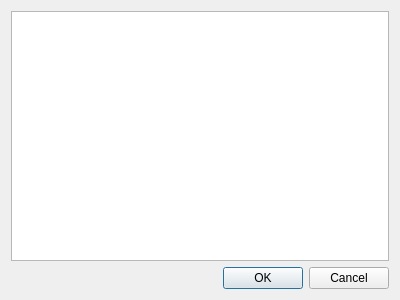
The window that Sqliteman/sqliteman/multieditdialog.ui (iamkjg/sqliteman) describes before a commit, drawn with Qt 5.
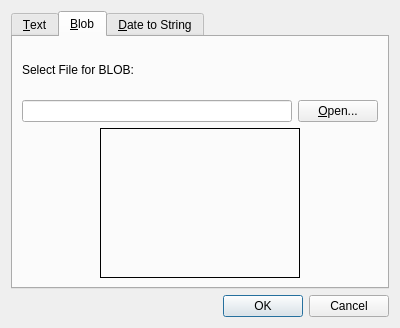
The same window after the commit.

Commit message: Multiedit dialog supports DateTime2string formats and parially BLOB support (TODO)

What changed in the file:
```diff
--- a/Sqliteman/sqliteman/multieditdialog.ui
+++ b/Sqliteman/sqliteman/multieditdialog.ui
@@ -6,7 +6,7 @@
     <x>0</x>
     <y>0</y>
     <width>400</width>
-    <height>300</height>
+    <height>328</height>
    </rect>
   </property>
   <property name="windowTitle" >
@@ -14,7 +14,150 @@
   </property>
   <layout class="QGridLayout" >
    <item row="0" column="0" >
-    <widget class="QTextEdit" name="textEdit" />
+    <widget class="QTabWidget" name="tabWidget" >
+     <property name="currentIndex" >
+      <number>1</number>
+     </property>
+     <widget class="QWidget" name="tab" >
+      <attribute name="title" >
+       <string>&amp;Text</string>
+      </attribute>
+      <layout class="QGridLayout" >
+       <item row="0" column="0" >
+        <widget class="QTextEdit" name="textEdit" />
+       </item>
+      </layout>
+     </widget>
+     <widget class="QWidget" name="tab_2" >
+      <attribute name="title" >
+       <string>&amp;Blob</string>
+      </attribute>
+      <layout class="QGridLayout" >
+       <item row="0" column="0" colspan="3" >
+        <widget class="QLabel" name="label" >
+         <property name="text" >
+          <string>Select File for BLOB:</string>
+         </property>
+        </widget>
+       </item>
+       <item row="1" column="0" colspan="3" >
+        <layout class="QHBoxLayout" >
+         <item>
+          <widget class="QLineEdit" name="blobFileEdit" />
+         </item>
+         <item>
+          <widget class="QPushButton" name="blobFileButton" >
+           <property name="text" >
+            <string>&amp;Open...</string>
+           </property>
+          </widget>
+         </item>
+        </layout>
+       </item>
+       <item row="2" column="0" >
+        <spacer>
+         <property name="orientation" >
+          <enum>Qt::Horizontal</enum>
+         </property>
+         <property name="sizeHint" >
+          <size>
+           <width>40</width>
+           <height>20</height>
+          </size>
+         </property>
+        </spacer>
+       </item>
+       <item row="2" column="1" >
+        <widget class="QLabel" name="blobPreviewLabel" >
+         <property name="minimumSize" >
+          <size>
+           <width>200</width>
+           <height>150</height>
+          </size>
+         </property>
+         <property name="maximumSize" >
+          <size>
+           <width>200</width>
+           <height>150</height>
+          </size>
+         </property>
+         <property name="frameShape" >
+          <enum>QFrame::Box</enum>
+         </property>
+         <property name="alignment" >
+          <set>Qt::AlignCenter</set>
+         </property>
+         <property name="wordWrap" >
+          <bool>true</bool>
+         </property>
+        </widget>
+       </item>
+       <item row="2" column="2" >
+        <spacer>
+         <property name="orientation" >
+          <enum>Qt::Horizontal</enum>
+         </property>
+         <property name="sizeHint" >
+          <size>
+           <width>40</width>
+           <height>20</height>
+          </size>
+         </property>
+        </spacer>
+       </item>
+      </layout>
+     </widget>
+     <widget class="QWidget" name="tab_3" >
+      <attribute name="title" >
+       <string>&amp;Date to String</string>
+      </attribute>
+      <layout class="QGridLayout" >
+       <item row="0" column="0" >
+        <widget class="QLabel" name="label_2" >
+         <property name="text" >
+          <string>&amp;Date:</string>
+         </property>
+         <property name="buddy" >
+          <cstring>dateTimeEdit</cstring>
+         </property>
+        </widget>
+       </item>
+       <item row="0" column="1" >
+        <widget class="QDateTimeEdit" name="dateTimeEdit" >
+         <property name="calendarPopup" >
+          <bool>true</bool>
+         </property>
+        </widget>
+       </item>
+       <item row="1" column="0" >
+        <widget class="QLabel" name="label_3" >
+         <property name="text" >
+          <string>&amp;String Format:</string>
+         </property>
+         <property name="buddy" >
+          <cstring>dateFormatEdit</cstring>
+         </property>
+        </widget>
+       </item>
+       <item row="1" column="1" >
+        <widget class="QLineEdit" name="dateFormatEdit" />
+       </item>
+       <item row="2" column="1" >
+        <spacer>
+         <property name="orientation" >
+          <enum>Qt::Vertical</enum>
+         </property>
+         <property name="sizeHint" >
+          <size>
+           <width>20</width>
+           <height>40</height>
+          </size>
+         </property>
+        </spacer>
+       </item>
+      </layout>
+     </widget>
+    </widget>
    </item>
    <item row="1" column="0" >
     <widget class="QDialogButtonBox" name="buttonBox" >
```
Left out of the diff: 9 changed lines with no effect on the pictures. The commit also changes 7 other files.
